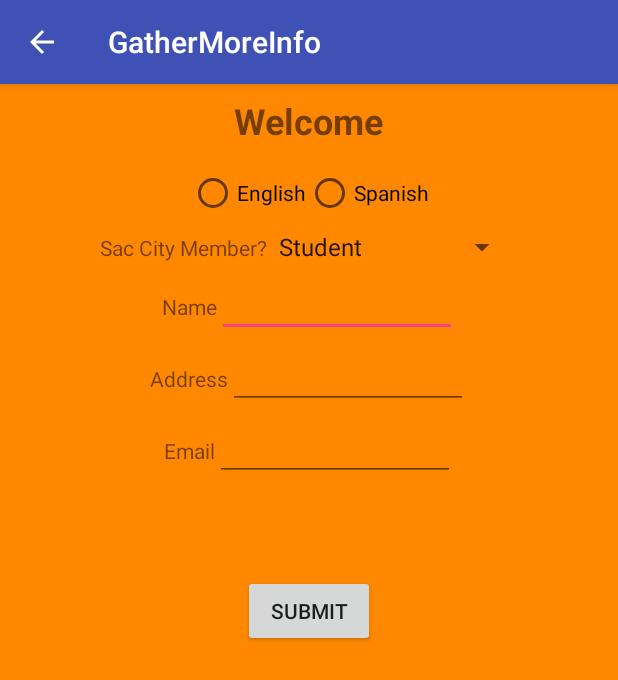
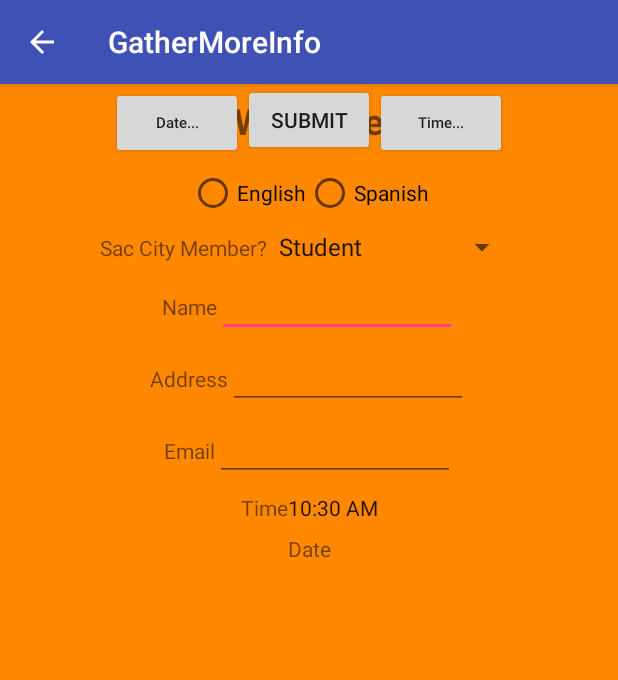
Before and after one commit to jyorkcar81/Portal_upgrade3, an Android app: the GatherMoreInfo screen opened directly, with no data from a screen before it, on a phone screen of 412 x 824 dp. Shown: the top 680 px of the screen. Run offline under Robolectric (Android 15) with nearby library versions, the phone set to English and light mode, and no system bars.

Commit message:
Upgrade 3

```diff
--- a/app/src/main/java/com/example/amd/portal/GatherMoreInfo.java
+++ b/app/src/main/java/com/example/amd/portal/GatherMoreInfo.java
@@ -11,6 +11,8 @@ import android.widget.*;
 import android.view.View;
 import android.content.Intent;
 import android.widget.RadioGroup.OnCheckedChangeListener;
+import android.app.DatePickerDialog;
+import android.app.TimePickerDialog;
 
 import java.util.Locale;
 
--- a/app/src/main/res/layout/more_info.xml
+++ b/app/src/main/res/layout/more_info.xml
@@ -18,7 +18,9 @@
         android:layout_marginLeft="8dp"
         app:layout_constraintLeft_toLeftOf="parent"
         android:layout_marginRight="8dp"
-        app:layout_constraintRight_toRightOf="parent">
+        app:layout_constraintRight_toRightOf="parent"
+        android:layout_marginStart="8dp"
+        android:layout_marginEnd="8dp">
 
         <TextView
             android:id="@+id/textView5"
@@ -50,7 +52,9 @@
         app:layout_constraintRight_toRightOf="parent"
         android:layout_marginTop="16dp"
         app:layout_constraintTop_toBottomOf="@+id/linearLayout3"
-        android:id="@+id/radioGroup2">
+        android:id="@+id/radioGroup2"
+        android:layout_marginStart="8dp"
+        android:layout_marginEnd="8dp">
 
         <RadioButton
             android:id="@+id/radioButtonEnglish"
@@ -78,7 +82,9 @@
         app:layout_constraintRight_toRightOf="parent"
         android:layout_marginTop="8dp"
         app:layout_constraintTop_toBottomOf="@+id/radioGroup2"
-        android:id="@+id/linearLayout6">
+        android:id="@+id/linearLayout6"
+        android:layout_marginStart="8dp"
+        android:layout_marginEnd="8dp">
 
         <TextView
             android:id="@+id/textView7"
@@ -112,7 +118,9 @@
         android:layout_marginRight="8dp"
         app:layout_constraintRight_toRightOf="parent"
         android:layout_marginTop="8dp"
-        app:layout_constraintTop_toBottomOf="@+id/linearLayout6">
+        app:layout_constraintTop_toBottomOf="@+id/linearLayout6"
+        android:layout_marginStart="8dp"
+        android:layout_marginEnd="8dp">
 
         <TextView
             android:id="@+id/textViewName"
@@ -146,7 +154,9 @@
         android:layout_marginRight="8dp"
         app:layout_constraintRight_toRightOf="parent"
         android:layout_marginTop="8dp"
-        app:layout_constraintTop_toBottomOf="@+id/linearLayout567">
+        app:layout_constraintTop_toBottomOf="@+id/linearLayout567"
+        android:layout_marginStart="8dp"
+        android:layout_marginEnd="8dp">
 
         <TextView
             android:id="@+id/textViewAddress"
@@ -177,7 +187,9 @@
         android:layout_marginRight="8dp"
         app:layout_constraintRight_toRightOf="parent"
         android:layout_marginTop="8dp"
-        app:layout_constraintTop_toBottomOf="@+id/linearLayout2">
+        app:layout_constraintTop_toBottomOf="@+id/linearLayout2"
+        android:layout_marginStart="8dp"
+        android:layout_marginEnd="8dp">
 
         <TextView
             android:id="@+id/textViewEmail"
@@ -202,12 +214,14 @@
         android:id="@+id/linearLayout5"
         android:layout_width="wrap_content"
         android:layout_height="wrap_content"
+        android:layout_marginEnd="8dp"
         android:layout_marginLeft="8dp"
         android:layout_marginRight="8dp"
+        android:layout_marginStart="8dp"
         android:layout_marginTop="8dp"
         android:layout_weight="1"
         android:orientation="horizontal"
-        android:visibility="invisible"
+        android:visibility="visible"
         app:layout_constraintLeft_toLeftOf="parent"
         app:layout_constraintRight_toRightOf="parent"
         app:layout_constraintTop_toBottomOf="@+id/linearLayout4">
@@ -216,26 +230,30 @@
             android:id="@+id/textView11"
             android:layout_width="wrap_content"
             android:layout_height="wrap_content"
-            android:text="@string/time" />
+            android:text="@string/time"
+            android:visibility="visible" />
 
         <TextClock
             android:id="@+id/textClock"
             android:layout_width="wrap_content"
             android:layout_height="wrap_content"
-            android:layout_weight="1" />
+            android:layout_weight="1"
+            android:visibility="visible" />
     </LinearLayout>
 
     <LinearLayout
         android:id="@+id/linearLayout555Id"
         android:layout_width="wrap_content"
         android:layout_height="wrap_content"
+        android:layout_marginEnd="8dp"
         android:layout_marginLeft="8dp"
         android:layout_marginRight="8dp"
+        android:layout_marginStart="8dp"
         android:layout_marginTop="8dp"
         android:layout_weight="1"
         android:gravity="center"
         android:orientation="horizontal"
-        android:visibility="invisible"
+        android:visibility="visible"
         app:layout_constraintLeft_toLeftOf="parent"
         app:layout_constraintRight_toRightOf="parent"
         app:layout_constraintTop_toBottomOf="@+id/linearLayout5">
@@ -245,9 +263,9 @@
             android:layout_width="wrap_content"
             android:layout_height="wrap_content"
             android:layout_weight="1"
-            android:gravity="center"
             android:text="@string/date"
 
+            android:visibility="visible"
             tools:layout_editor_absoluteX="113dp"
             tools:layout_editor_absoluteY="365dp" />
 
@@ -255,19 +273,44 @@
             android:id="@+id/textViewDate"
             android:layout_width="wrap_content"
             android:layout_height="wrap_content"
-            android:layout_weight="1" />
+            android:layout_weight="1"
+            android:visibility="visible" />
 
     </LinearLayout>
 
-    <Button
-        android:id="@+id/buttonSubmit2"
+    <LinearLayout
         android:layout_width="wrap_content"
         android:layout_height="wrap_content"
-        android:layout_marginTop="8dp"
-        android:onClick="sendMessage"
-        android:text="@string/submit"
+        android:orientation="horizontal"
+        tools:layout_editor_absoluteY="353dp"
         app:layout_constraintLeft_toLeftOf="parent"
-        app:layout_constraintRight_toRightOf="parent"
-        app:layout_constraintTop_toBottomOf="@+id/linearLayout555Id" />
+        app:layout_constraintRight_toRightOf="parent">
+
+        <Button
+            android:id="@+id/button3"
+            android:layout_width="wrap_content"
+            android:layout_height="wrap_content"
+            android:layout_weight="1"
+            android:text="@string/dateButtonLabel"
+            android:textAllCaps="false"
+            android:textSize="10sp" />
+
+        <Button
+            android:id="@+id/button4"
+            android:layout_width="wrap_content"
+            android:layout_height="wrap_content"
+            android:layout_weight="1"
+            android:text="@string/submit" />
+
+        <Button
+            android:id="@+id/button"
+            android:layout_width="wrap_content"
+            android:layout_height="wrap_content"
+            android:layout_weight="1"
+            android:text="@string/timeButtonLabel"
+            android:textAllCaps="false"
+            android:textSize="10sp" />
+
+    </LinearLayout>
 
 </android.support.constraint.ConstraintLayout>
--- a/app/src/main/res/values/strings.xml
+++ b/app/src/main/res/values/strings.xml
@@ -25,6 +25,8 @@
         <item>11/23/18</item>
     </string-array>
 
+    <string name="dateButtonLabel">Date...</string>
+    <string name="timeButtonLabel">Time...</string>
 
     <string name="EnglishLanguage">English</string>
     <string name="SpanishLanguage">Spanish</string>
```
Also changed, not shown: app/src/main/ic_launcher-web.png, app/src/main/res/mipmap-hdpi/ic_launcher.png, app/src/main/res/mipmap-mdpi/ic_launcher.png, app/src/main/res/mipmap-xhdpi/ic_launcher.png, app/src/main/res/mipmap-xxhdpi/ic_launcher.png, app/src/main/res/mipmap-xxxhdpi/ic_launcher.png.
